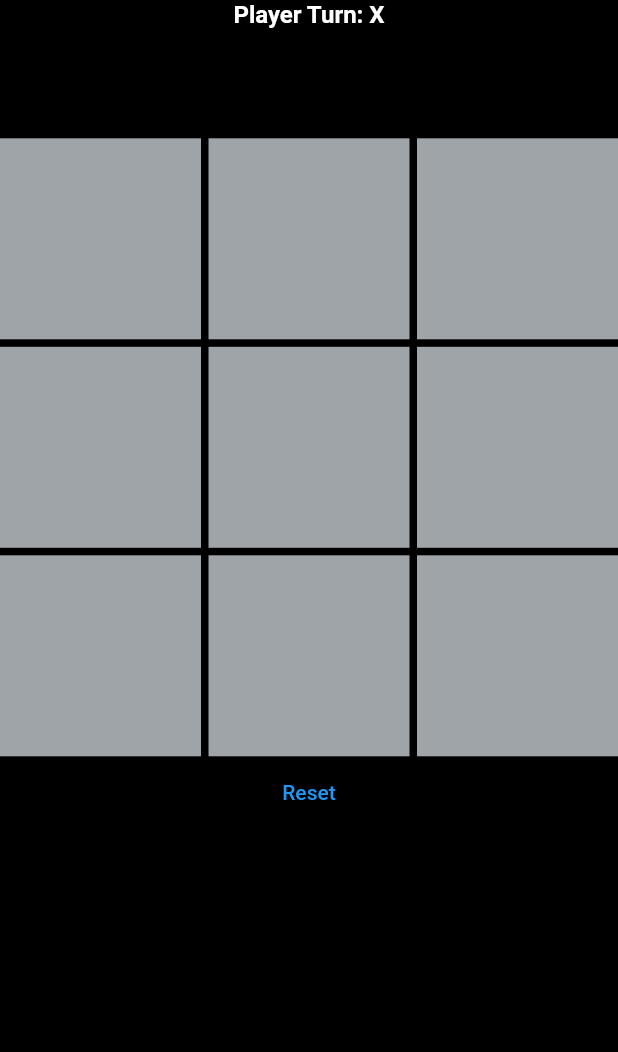
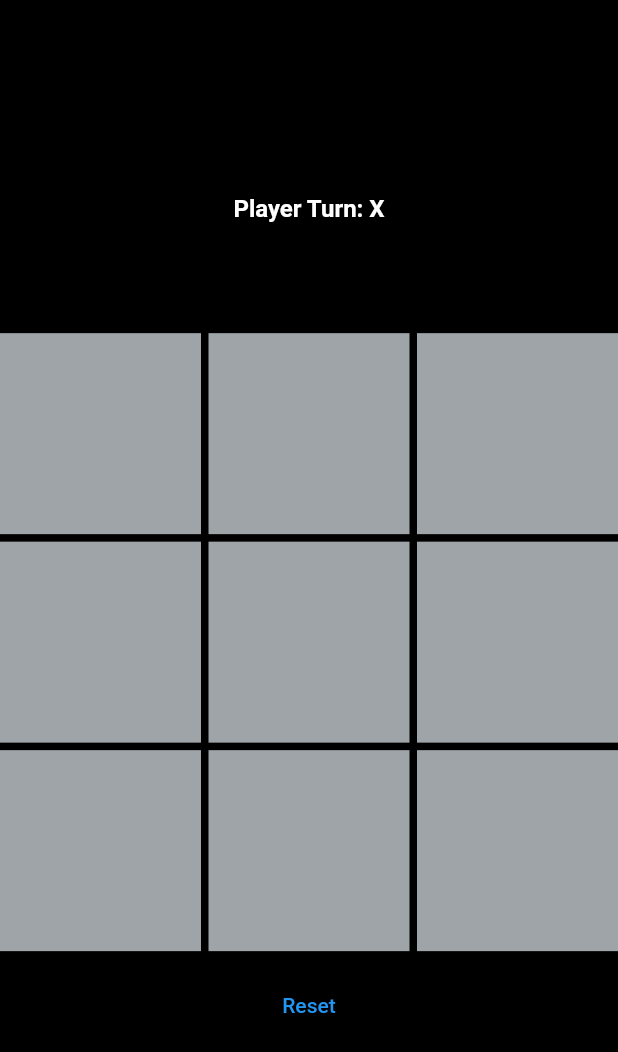
Before and after one commit to SyedOsamaAhmed/tic_tac_toe, a Flutter app: the screen it shows after launch, on a phone screen of 412 x 824 dp. Shown: the top 1052 px of the screen. Run offline on Flutter 3.47's test engine with Material 2 defaults, Android fonts, the phone set to English and light mode, and no system bars.

Commit message:
added sized box above reset button

```diff
--- a/lib/main.dart
+++ b/lib/main.dart
@@ -30,7 +30,7 @@ class MainScreen extends StatefulWidget {
 class _MainScreenState extends State<MainScreen> {
   String player = 'X', winner = '';
   bool buttonDisabled = false, gameEnd = false, isdraw = false, win = false;
-  int checkBoard = 0;
+
   List<String> grid = ['', '', '', '', '', '', '', '', ''];
 
   String changeTurn(String currentPlayer) {
@@ -69,7 +69,7 @@ class _MainScreenState extends State<MainScreen> {
 
   bool draw() {
     for (int i = 0; i < grid.length; i++) {
-      if (grid[i] == '') {
+      if (grid[i] == '' || win == true) {
         return false;
       }
     }
@@ -81,7 +81,7 @@ class _MainScreenState extends State<MainScreen> {
   Widget build(BuildContext context) {
     return Scaffold(
       backgroundColor: Colors.black,
-      body: Column(children: [
+      body: Column(mainAxisAlignment: MainAxisAlignment.center, children: [
         Center(
           child: Text(
             'Player Turn: $player',
@@ -131,7 +131,6 @@ class _MainScreenState extends State<MainScreen> {
                   if (grid[index] == '' && buttonDisabled == false) {
                     setState(() {
                       grid[index] = player;
-                      checkBoard = index;
                       player = changeTurn(player);
                       winner = checkWinner(player);
                       isdraw = draw();
@@ -154,6 +153,9 @@ class _MainScreenState extends State<MainScreen> {
             },
           ),
         ),
+        const SizedBox(
+          height: 12,
+        ),
         TextButton(
             onPressed: () {
               setState(() {
```
